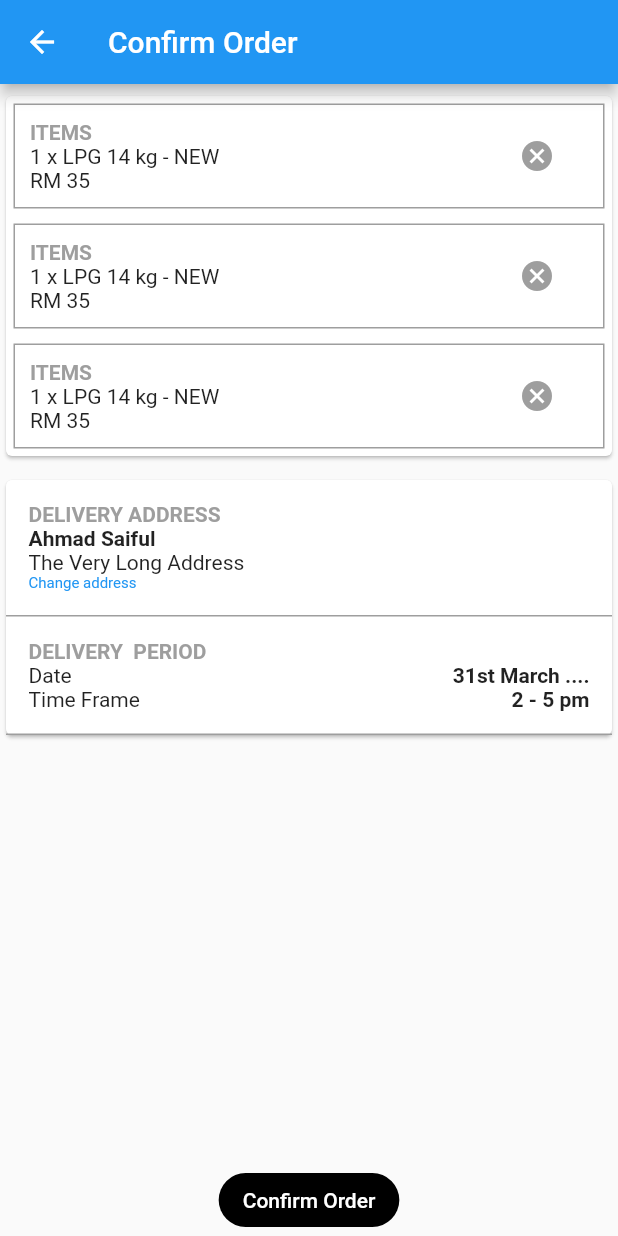
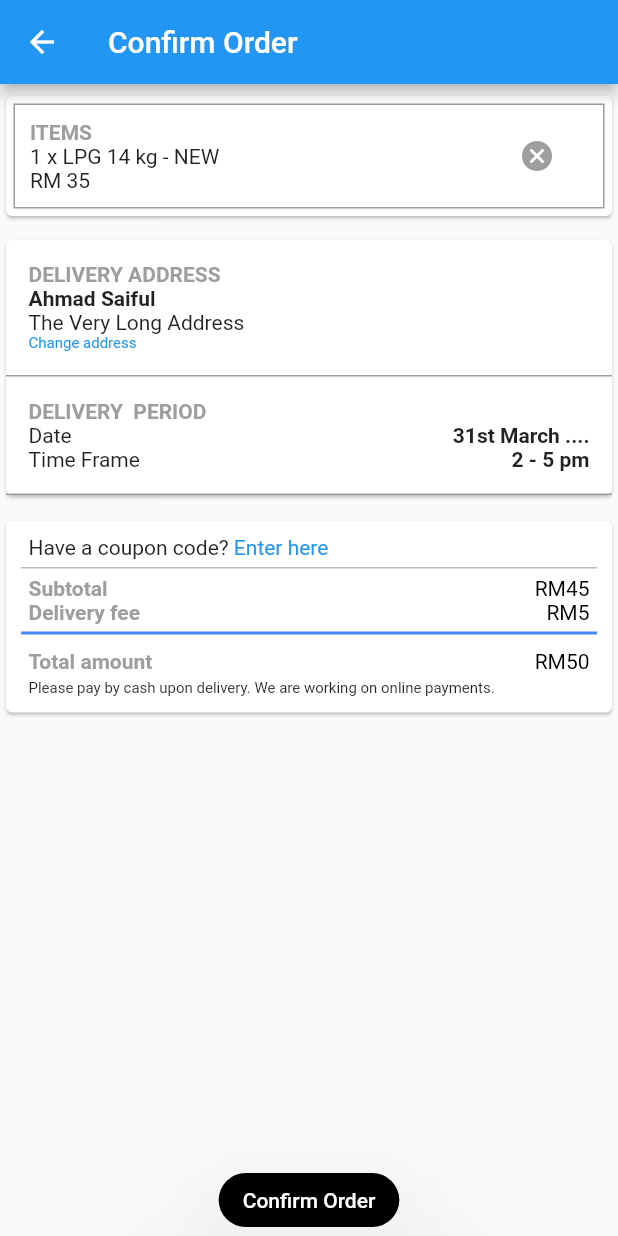
Before and after one commit to aimanuslim/Gas2Go, a Flutter app: the CustomerOrderPage screen opened directly, on a phone screen of 412 x 824 dp. Run offline on Flutter 3.47's test engine with Material 2 defaults, Android fonts, the phone set to English and light mode, and no system bars; Roboto replaces fonts that are missing (Arial).

Commit message:
added styled texts, transactions related file, and finished up customer order page

```diff
--- a/lib/customer.dart
+++ b/lib/customer.dart
@@ -1,4 +1,5 @@
 import 'package:flutter/material.dart';
+import 'texts.dart';
 
 class CustomerHomePage extends StatefulWidget {
   @override
@@ -241,8 +242,6 @@ class CustomerOrderState extends State<CustomerOrderPage> {
                   child: Column(
                     children: <Widget>[
                       getOrderCard(context),
-                      getOrderCard(context),
-                      getOrderCard(context),
                     ],
                   ),
                 ),
@@ -323,14 +322,90 @@ class CustomerOrderState extends State<CustomerOrderPage> {
                             )),
                       )
                     ],
-                  )))
+                  ))),
+              Padding(
+                padding: EdgeInsets.only(top: 5),
+                child: Card(
+                  child: Column(
+                    crossAxisAlignment: CrossAxisAlignment.start,
+                    children: <Widget>[
+                      Padding(
+                          padding:
+                              EdgeInsets.only(left: 15, right: 15, top: 10),
+                          child: Text.rich(TextSpan(children: [
+                            TextSpan(text: "Have a coupon code?"),
+                            TextSpan(
+                                text: " Enter here",
+                                style: TextStyle(color: Colors.blue)),
+                          ]))),
+                      Padding(
+                          padding: EdgeInsets.only(
+                              left: 10, right: 10, top: 5, bottom: 5),
+                          child: Container(
+                            decoration: BoxDecoration(
+                                border: Border(
+                                    bottom: BorderSide(
+                                        width: 1, color: Colors.black26))),
+                            // child: Row(
+                            //   children: <Widget>[
+                            //     Expanded(
+                            //       child: Text(""),
+                            //     )
+                            //   ],
+                            // )
+                          )),
+                      Padding(
+                        padding: EdgeInsets.symmetric(horizontal: 15),
+                        child: Row(
+                            mainAxisAlignment: MainAxisAlignment.spaceBetween,
+                            children: <Widget>[
+                              headerText("Subtotal"),
+                              normalText("RM45")
+                            ]),
+                      ),
+                      Padding(
+                        padding: EdgeInsets.symmetric(horizontal: 15),
+                        child: Row(
+                            mainAxisAlignment: MainAxisAlignment.spaceBetween,
+                            children: <Widget>[
+                              headerText("Delivery fee"),
+                              normalText("RM5")
+                            ]),
+                      ),
+                      Padding(
+                          padding: EdgeInsets.only(
+                              top: 5, bottom: 10, left: 10, right: 10),
+                          child: Container(
+                            decoration: BoxDecoration(
+                                border: Border(
+                                    bottom: BorderSide(
+                                        width: 2, color: Colors.blueAccent))),
+                          )),
+                      Padding(
+                          padding: EdgeInsets.symmetric(horizontal: 15),
+                          child: Row(
+                              mainAxisAlignment: MainAxisAlignment.spaceBetween,
+                              children: <Widget>[
+                                headerText("Total amount"),
+                                normalText("RM50")
+                              ])),
+                      Padding(
+                          padding: EdgeInsets.only(
+                              top: 4, bottom: 10, left: 15, right: 15),
+                          child: smallText(
+                              "Please pay by cash upon delivery. We are working on online payments."))
+                    ],
+                  ),
+                ),
+              ),
             ],
           )),
-          new FlatButton(
+          new RaisedButton(
             child: Text("Confirm Order", style: TextStyle(color: Colors.white)),
             color: Colors.black,
             shape: new RoundedRectangleBorder(
                 borderRadius: new BorderRadius.circular(30.0)),
+            elevation: 50,
             onPressed: () {
               // Perform some action
             },
--- /dev/null
+++ b/lib/texts.dart
@@ -0,0 +1,45 @@
+import 'package:flutter/material.dart';
+
+Text headerText({string, double headerSize = 12}) {
+  return Text(string, style: TextStyle(
+    color: Colors.grey,
+    fontSize: headerSize
+    ));
+}
+
+Text linkText(string) {
+  return Text(string,
+  style: TextStyle(
+    color: Colors.blue
+  ),);
+}
+
+Text smallText(string) {
+  return Text(string,
+  style: TextStyle(
+    fontSize: 10
+  ),);
+}
+
+Text normalText(string) {
+  return Text(string,
+      style: TextStyle(
+          color: Colors.black //TODO: change this to white with black backgroud
+          ));
+}
+
+Text nameText(string) {
+  return Text(
+    string,
+    style: TextStyle(fontWeight: FontWeight.bold, fontSize: 15),
+  );
+}
+
+Text significantText(string) {
+  return Text(string,
+      style: TextStyle(
+        fontWeight: FontWeight.bold,
+        fontSize: 25,
+        color: Colors.black26,
+      ));
+}
```
Also changed, not shown: lib/transactions.dart (added, +107 -0 lines).
